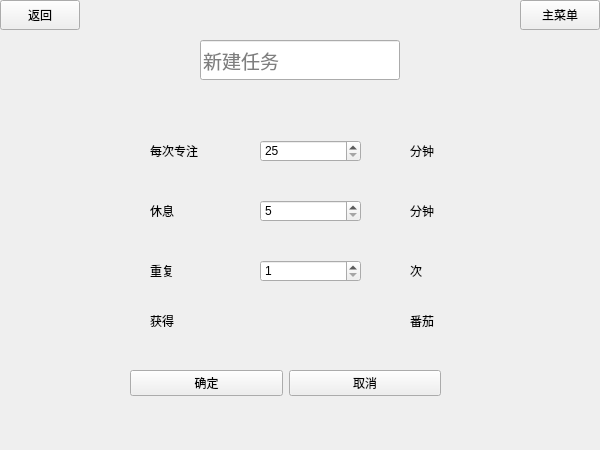
Flyame-debug/Tomato, file taskcreate.ui: the form before one commit.
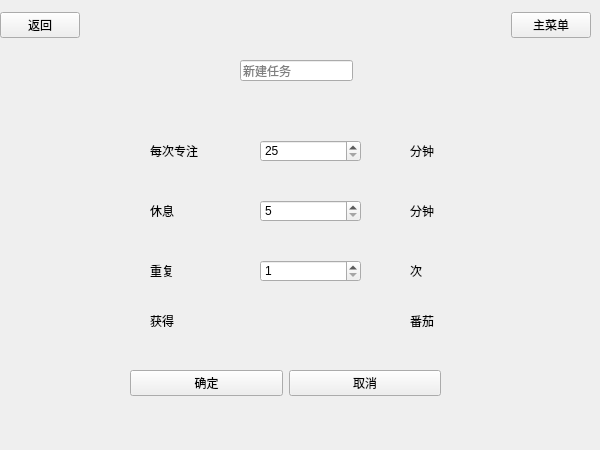
The form after the commit. Icons and pictures are not drawn. Custom widgets are drawn as their Qt base class.

```diff
--- a/taskcreate.ui
+++ b/taskcreate.ui
@@ -37,58 +37,56 @@
     <rect>
      <x>0</x>
      <y>0</y>
-     <width>600</width>
-     <height>30</height>
+     <width>591</width>
+     <height>51</height>
     </rect>
    </property>
+   <layout class="QGridLayout" name="gridLayout">
+    <item row="0" column="2">
    <widget class="QPushButton" name="btn_mainMenu">
-    <property name="geometry">
-     <rect>
-      <x>520</x>
-      <y>0</y>
-      <width>80</width>
-      <height>30</height>
-     </rect>
-    </property>
     <property name="text">
      <string>主菜单</string>
     </property>
    </widget>
+    </item>
+    <item row="0" column="1">
+     <spacer name="horizontalSpacer">
+      <property name="orientation">
+       <enum>Qt::Horizontal</enum>
+      </property>
+      <property name="sizeHint" stdset="0">
+       <size>
+        <width>372</width>
+        <height>20</height>
+       </size>
+      </property>
+     </spacer>
+    </item>
+    <item row="0" column="0">
    <widget class="QPushButton" name="btn_return">
-    <property name="geometry">
-     <rect>
-      <x>0</x>
-      <y>0</y>
-      <width>80</width>
-      <height>30</height>
-     </rect>
-    </property>
     <property name="text">
      <string>返回</string>
     </property>
    </widget>
+    </item>
+   </layout>
   </widget>
   <widget class="QWidget" name="widget_2" native="true">
    <property name="geometry">
     <rect>
-     <x>0</x>
-     <y>40</y>
-     <width>600</width>
-     <height>40</height>
+     <x>30</x>
+     <y>50</y>
+     <width>521</width>
+     <height>31</height>
     </rect>
    </property>
-   <property name="font">
-    <font>
-     <pointsize>14</pointsize>
-    </font>
-   </property>
    <widget class="QLineEdit" name="name">
     <property name="geometry">
      <rect>
-      <x>200</x>
-      <y>0</y>
-      <width>200</width>
-      <height>40</height>
+      <x>210</x>
+      <y>10</y>
+      <width>113</width>
+      <height>21</height>
      </rect>
     </property>
     <property name="placeholderText">
```
Left out of the diff: 5 changed lines with no effect on the pictures. Lines whose indentation alone changed are shown as unchanged.
